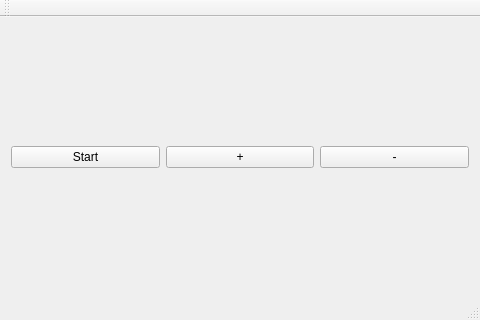
Qt form mainwindow.ui (liusy182/pancake-gpio) before a commit.
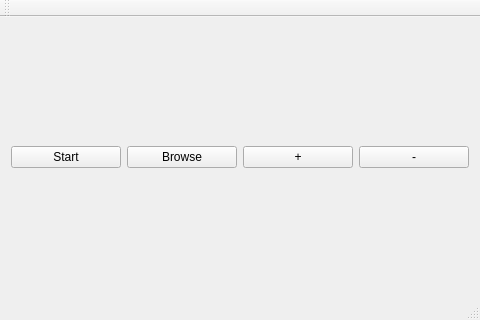
The same form after that commit.

Commit message: add browse button

Patch:
```diff
--- a/mainwindow.ui
+++ b/mainwindow.ui
@@ -25,6 +25,13 @@
       </property>
      </widget>
     </item>
+    <item>
+     <widget class="QPushButton" name="btnBrowse">
+      <property name="text">
+       <string>Browse</string>
+      </property>
+     </widget>
+    </item>
     <item>
      <widget class="QPushButton" name="btnOn">
       <property name="text">
```
The commit also changes 3 other files.
